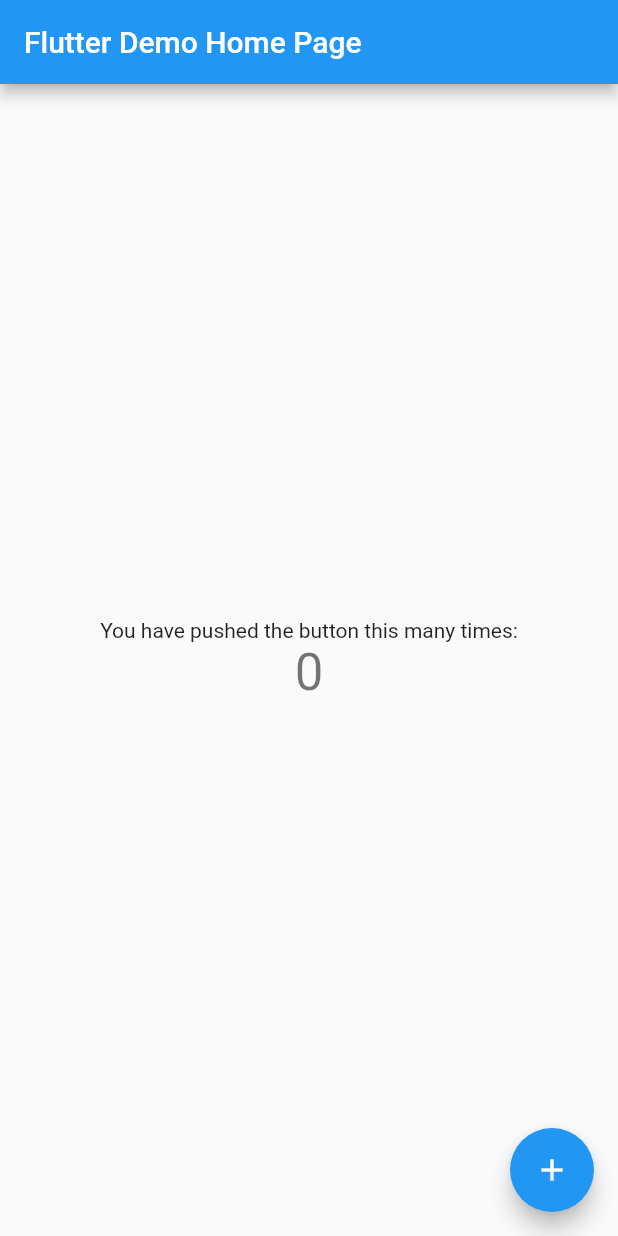
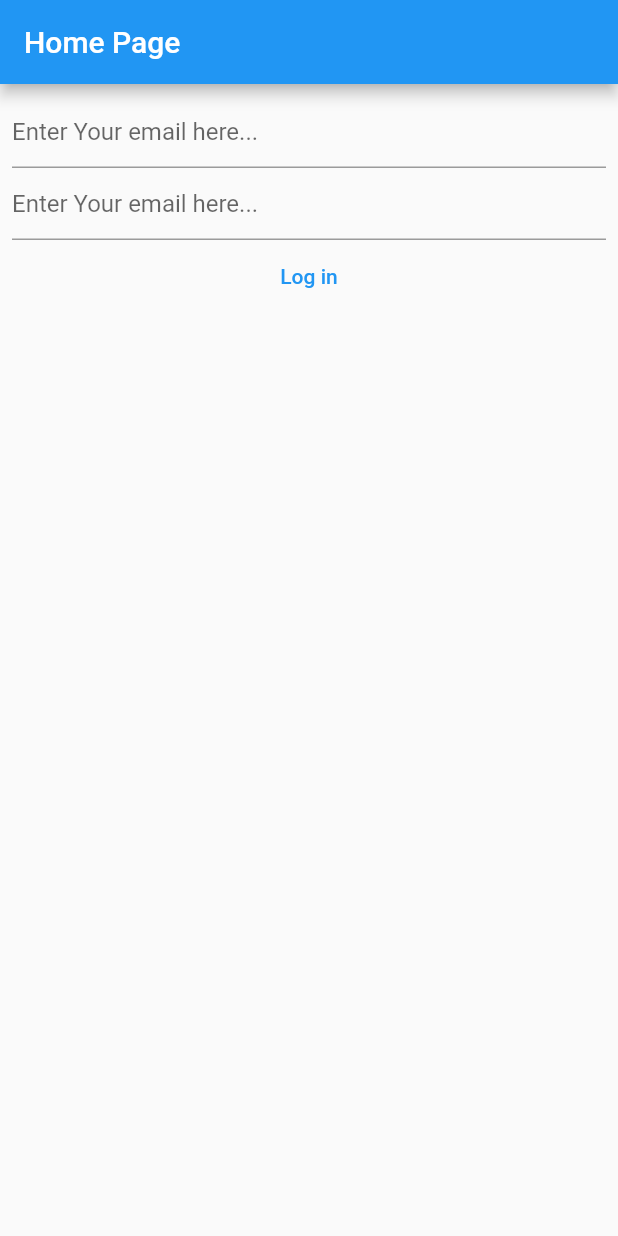
Before and after one commit to ArslanAshraf462/FlutterNotes, a Flutter app: the screen it shows after launch, on a phone screen of 412 x 824 dp. Run offline on Flutter 3.47's test engine with Material 2 defaults, Android fonts, the phone set to English and light mode, and no system bars; our stand-ins replace flutter_bloc, flutter_hooks.

Commit message:
dev: Added=> the login view & list view

```diff
--- a/lib/main.dart
+++ b/lib/main.dart
@@ -1,115 +1,94 @@
 import 'package:flutter/material.dart';
+import 'package:flutter_bloc/flutter_bloc.dart';
+import 'package:flutter_hooks/flutter_hooks.dart';
+import 'package:flutter_notes/views/iterable_list_view.dart';
+import 'package:flutter_notes/views/login_view.dart';
+
+import 'api/login_api.dart';
+import 'api/notes_api.dart';
+import 'bloc/actions.dart';
+import 'bloc/app_bloc.dart';
+import 'bloc/app_state.dart';
+import 'constants/app_strings.dart';
+import 'dialogs/generic_dilog.dart';
+import 'dialogs/loading_screen.dart';
+import 'models/models.dart';
 
 void main() {
   runApp(const MyApp());
 }
 
-class MyApp extends StatelessWidget {
+class MyApp extends HookWidget {
   const MyApp({super.key});
 
-  // This widget is the root of your application.
   @override
   Widget build(BuildContext context) {
     return MaterialApp(
-      title: 'Flutter Demo',
+      title: bloc,
       theme: ThemeData(
-        // This is the theme of your application.
-        //
-        // Try running your application with "flutter run". You'll see the
-        // application has a blue toolbar. Then, without quitting the app, try
-        // changing the primarySwatch below to Colors.green and then invoke
-        // "hot reload" (press "r" in the console where you ran "flutter run",
-        // or simply save your changes to "hot reload" in a Flutter IDE).
-        // Notice that the counter didn't reset back to zero; the application
-        // is not restarted.
         primarySwatch: Colors.blue,
       ),
-      home: const MyHomePage(title: 'Flutter Demo Home Page'),
+      home: BlocProvider(
+        create: (_) => AppBloc(
+          loginApi: LoginApi(),
+          notesApi: NotesApi(),
+        ),
+        child: Scaffold(
+          appBar: AppBar(
+            title: const Text(homePage),
+          ),
+          body: BlocConsumer<AppBloc, AppState>(
+            listener: (context, state) {
+              final loading = LoadingScreen.instance();
+              // loading screen
+              if (state.isLoading) {
+                loading.show(
+                  context: context,
+                  text: pleaseWait,
+                );
+              } else {
+                loading.hide();
+              }
+              // display possible errors
+              final loginError = state.loginError;
+              if (loginError != null) {
+                showGenericDialog(
+                  context: context,
+                  title: loginErrorDialogTitle,
+                  content: loginErrorDialogContent,
+                  optionBuilder: () => {
+                    ok: true,
+                  },
+                );
+              }
+              // if logged in but notes are not fetched yet, then fetch notes here
+              if (state.isLoading == false &&
+                  state.loginError == null &&
+                  state.loginHandle == const LoginHandle.fooBar() &&
+                  state.fetchedNotes == null) {
+                context.read<AppBloc>().add(const LoadNotes());
+              }
+            },
+            builder: (context, state) {
+              final notes = state.fetchedNotes;
+              if (notes == null) {
+                return LoginView(
+                  onLoginTap: (email, password) {
+                    context.read<AppBloc>().add(
+                      LoginAction(
+                        email: email,
+                        password: password,
+                      ),
+                    );
+                  },
+                );
+              }else{
+                return notes.toListView();
+              }
+            },
+          ),
+        ),
+      ),
     );
   }
 }
-
-class MyHomePage extends StatefulWidget {
-  const MyHomePage({super.key, required this.title});
-
-  // This widget is the home page of your application. It is stateful, meaning
-  // that it has a State object (defined below) that contains fields that affect
-  // how it looks.
-
-  // This class is the configuration for the state. It holds the values (in this
-  // case the title) provided by the parent (in this case the App widget) and
-  // used by the build method of the State. Fields in a Widget subclass are
-  // always marked "final".
-
-  final String title;
-
-  @override
-  State<MyHomePage> createState() => _MyHomePageState();
-}
-
-class _MyHomePageState extends State<MyHomePage> {
-  int _counter = 0;
-
-  void _incrementCounter() {
-    setState(() {
-      // This call to setState tells the Flutter framework that something has
-      // changed in this State, which causes it to rerun the build method below
-      // so that the display can reflect the updated values. If we changed
-      // _counter without calling setState(), then the build method would not be
-      // called again, and so nothing would appear to happen.
-      _counter++;
-    });
-  }
-
-  @override
-  Widget build(BuildContext context) {
-    // This method is rerun every time setState is called, for instance as done
-    // by the _incrementCounter method above.
-    //
-    // The Flutter framework has been optimized to make rerunning build methods
-    // fast, so that you can just rebuild anything that needs updating rather
-    // than having to individually change instances of widgets.
-    return Scaffold(
-      appBar: AppBar(
-        // Here we take the value from the MyHomePage object that was created by
-        // the App.build method, and use it to set our appbar title.
-        title: Text(widget.title),
-      ),
-      body: Center(
-        // Center is a layout widget. It takes a single child and positions it
-        // in the middle of the parent.
-        child: Column(
-          // Column is also a layout widget. It takes a list of children and
-          // arranges them vertically. By default, it sizes itself to fit its
-          // children horizontally, and tries to be as tall as its parent.
-          //
-          // Invoke "debug painting" (press "p" in the console, choose the
-          // "Toggle Debug Paint" action from the Flutter Inspector in Android
-          // Studio, or the "Toggle Debug Paint" command in Visual Studio Code)
-          // to see the wireframe for each widget.
-          //
-          // Column has various properties to control how it sizes itself and
-          // how it positions its children. Here we use mainAxisAlignment to
-          // center the children vertically; the main axis here is the vertical
-          // axis because Columns are vertical (the cross axis would be
-          // horizontal).
-          mainAxisAlignment: MainAxisAlignment.center,
-          children: <Widget>[
-            const Text(
-              'You have pushed the button this many times:',
-            ),
-            Text(
-              '$_counter',
-              style: Theme.of(context).textTheme.headline4,
-            ),
-          ],
-        ),
-      ),
-      floatingActionButton: FloatingActionButton(
-        onPressed: _incrementCounter,
-        tooltip: 'Increment',
-        child: const Icon(Icons.add),
-      ), // This trailing comma makes auto-formatting nicer for build methods.
-    );
-  }
-}
--- /dev/null
+++ b/lib/views/email_text_field.dart
@@ -0,0 +1,21 @@
+import 'package:flutter/material.dart';
+import '../constants/app_strings.dart';
+
+class EmailTextField extends StatelessWidget {
+  final TextEditingController emailController;
+  const EmailTextField({
+    super.key,
+    required this.emailController,
+  });
+
+  @override
+  Widget build(BuildContext context) {
+    return TextField(
+      controller: emailController,
+      autocorrect: false,
+      decoration: const InputDecoration(
+        hintText: enterYourEmailHere,
+      ),
+    );
+  }
+}
--- /dev/null
+++ b/lib/views/login_button.dart
@@ -0,0 +1,46 @@
+import 'package:flutter/material.dart';
+import '../constants/app_strings.dart';
+import '../dialogs/generic_dilog.dart';
+
+typedef OnLoginTap = void Function(
+  String email,
+  String password,
+);
+
+class LoginButton extends StatelessWidget {
+  final TextEditingController emailController;
+  final TextEditingController passwordController;
+  final OnLoginTap onLoginTap;
+  const LoginButton({
+    super.key,
+    required this.emailController,
+    required this.passwordController,
+    required this.onLoginTap,
+  });
+
+  @override
+  Widget build(BuildContext context) {
+    return TextButton(
+      onPressed: () {
+        final email = emailController.text;
+        final password = passwordController.text;
+        if (email.isEmpty || password.isEmpty) {
+          showGenericDialog(
+            context: context,
+            title: emailOrPasswordEmptyDialogTitle,
+            content: emailOrPasswordEmptyDescription,
+            optionBuilder: () => {
+              ok: true,
+            },
+          );
+        } else {
+          onLoginTap(
+            email,
+            password,
+          );
+        }
+      },
+      child: const Text(login),
+    );
+  }
+}
--- /dev/null
+++ b/lib/views/login_view.dart
@@ -0,0 +1,38 @@
+import 'package:flutter/material.dart';
+import 'package:flutter_hooks/flutter_hooks.dart';
+import 'package:flutter_notes/views/password_text_field.dart';
+
+import 'email_text_field.dart';
+import 'login_button.dart';
+
+class LoginView extends HookWidget {
+  final OnLoginTap onLoginTap;
+  const LoginView({
+    super.key,
+    required this.onLoginTap,
+  });
+
+  @override
+  Widget build(BuildContext context) {
+    final emailController = useTextEditingController();
+    final passwordController = useTextEditingController();
+    return Padding(
+      padding: const EdgeInsets.all(8.0),
+      child: Column(
+        children: [
+          EmailTextField(
+            emailController: emailController,
+          ),
+          PasswordTextField(
+            passwordController: passwordController,
+          ),
+          LoginButton(
+            emailController: emailController,
+            passwordController: passwordController,
+            onLoginTap: onLoginTap,
+          ),
+        ],
+      ),
+    );
+  }
+}
--- /dev/null
+++ b/lib/views/password_text_field.dart
@@ -0,0 +1,22 @@
+import 'package:flutter/material.dart';
+
+import '../constants/app_strings.dart';
+
+class PasswordTextField extends StatelessWidget {
+  final TextEditingController passwordController;
+  const PasswordTextField({
+    super.key,
+    required this.passwordController,
+  });
+
+  @override
+  Widget build(BuildContext context) {
+    return TextField(
+      controller: passwordController,
+      obscureText: true,
+      decoration: const InputDecoration(
+        hintText: enterYourEmailHere,
+      ),
+    );
+  }
+}
```
Also changed, not shown: lib/views/iterable_list_view.dart (added, +27 -0 lines), lib/dialogs/generic_dilog.dart (renamed from lib/dilogs/generic_dilog.dart), lib/dialogs/loading_screen.dart (renamed from lib/dilogs/loading_screen.dart), lib/dialogs/loading_screen_controller.dart (renamed from lib/dilogs/loading_screen_controller.dart).
